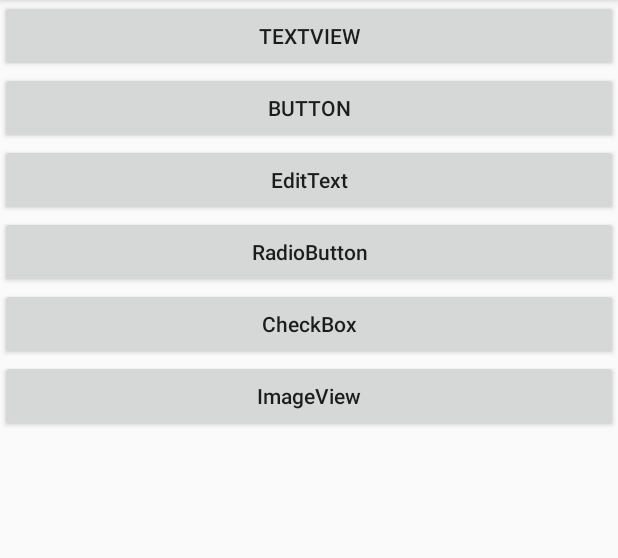
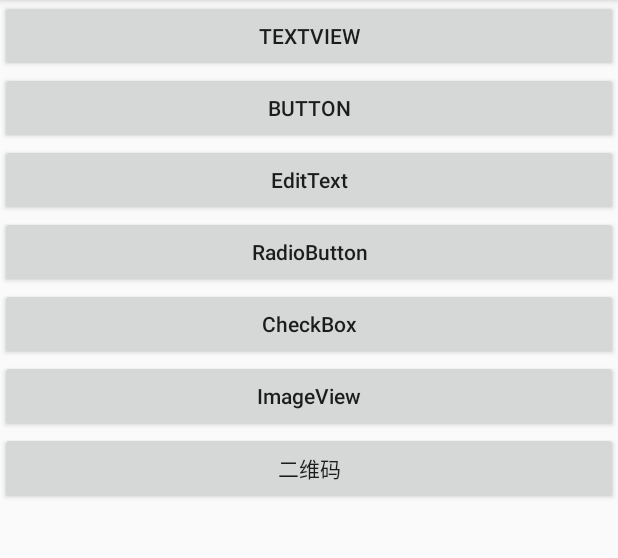
Before and after one commit to wangyu32/androidHelloWorld, an Android app: the screen it shows after launch (MainActivity), on a phone screen of 412 x 824 dp, the part 84-642 px from its top. Run offline under Robolectric (Android 15) with nearby library versions, the light colour scheme and no system bars.

Commit message:
二维码生成

```diff
--- a/app/build.gradle
+++ b/app/build.gradle
@@ -38,4 +38,6 @@ dependencies {
     implementation 'com.github.bumptech.glide:glide:4.0.0'
     annotationProcessor 'com.github.bumptech.glide:compiler:4.0.0'
 
+    // 二维码
+    compile 'com.google.zxing:core:3.3.0'
 }
--- a/app/src/main/AndroidManifest.xml
+++ b/app/src/main/AndroidManifest.xml
@@ -2,7 +2,7 @@
 <manifest xmlns:android="http://schemas.android.com/apk/res/android"
     package="demo.com.wangyu.helloworld">
 
-    <uses-permission android:name="android.permission.INTERNET"></uses-permission>
+    <uses-permission android:name="android.permission.INTERNET" />
 
     <application
         android:allowBackup="true"
@@ -24,7 +24,8 @@
         <activity android:name=".RadioButtonActivity" />
         <!--  -->
         <activity android:name=".CheckBoxActivity" />
-        <activity android:name=".ImageViewActivity"></activity>
+        <activity android:name=".ImageViewActivity" />
+        <activity android:name=".QRcodeActivity"></activity>
     </application>
 
 </manifest>
--- a/app/src/main/java/demo/com/wangyu/helloworld/MainActivity.java
+++ b/app/src/main/java/demo/com/wangyu/helloworld/MainActivity.java
@@ -14,6 +14,7 @@ public class MainActivity extends AppCompatActivity {
     private Button mBtnRadioButton;
     private Button mBtnCheckBox;
     private Button mBtnImageView;
+    private Button mBtnQRcode;
 
     @Override
     protected void onCreate(Bundle savedInstanceState) {
@@ -25,6 +26,7 @@ public class MainActivity extends AppCompatActivity {
         mBtnRadioButton = (Button)findViewById(R.id.btn_radiobutton);
         mBtnCheckBox = (Button)findViewById(R.id.btn_checkBox);
         mBtnImageView = (Button)findViewById(R.id.btn_imageview);
+        mBtnQRcode = (Button)findViewById(R.id.btn_qrcode);
         setListeners();
     }
 
@@ -36,6 +38,7 @@ public class MainActivity extends AppCompatActivity {
         mBtnRadioButton.setOnClickListener(onClick);
         mBtnCheckBox.setOnClickListener(onClick);
         mBtnImageView.setOnClickListener(onClick);
+        mBtnQRcode.setOnClickListener(onClick);
     }
 
     public class OnClick implements View.OnClickListener{
@@ -62,6 +65,9 @@ public class MainActivity extends AppCompatActivity {
                 case R.id.btn_imageview:
                     intent = new Intent(MainActivity.this, ImageViewActivity.class);
                     break;
+                case R.id.btn_qrcode:
+                    intent = new Intent(MainActivity.this, QRcodeActivity.class);
+                    break;
             }
             startActivity(intent);
         }
--- a/app/src/main/res/layout/activity_main.xml
+++ b/app/src/main/res/layout/activity_main.xml
@@ -47,4 +47,11 @@
         android:text="ImageView"
         android:textAllCaps="false"/>
 
+    <Button
+        android:id="@+id/btn_qrcode"
+        android:layout_width="match_parent"
+        android:layout_height="wrap_content"
+        android:text="二维码"
+        android:textAllCaps="false"/>
+
 </LinearLayout>
```
Also changed, not shown: app/src/main/java/demo/com/wangyu/helloworld/QRcodeActivity.java (added, +24 -0 lines), app/src/main/java/demo/com/wangyu/helloworld/util/QRCodeUtil.java (added, +99 -0 lines), app/src/main/res/layout/activity_qrcode.xml (added, +19 -0 lines).
